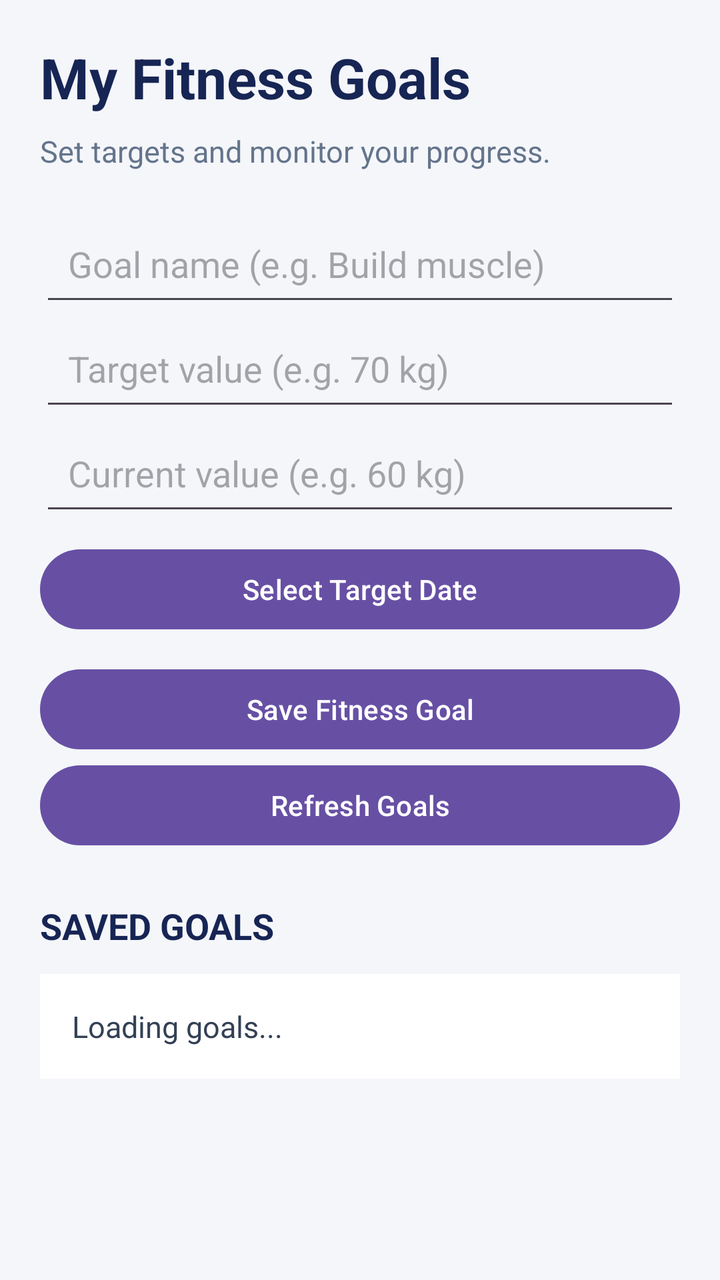
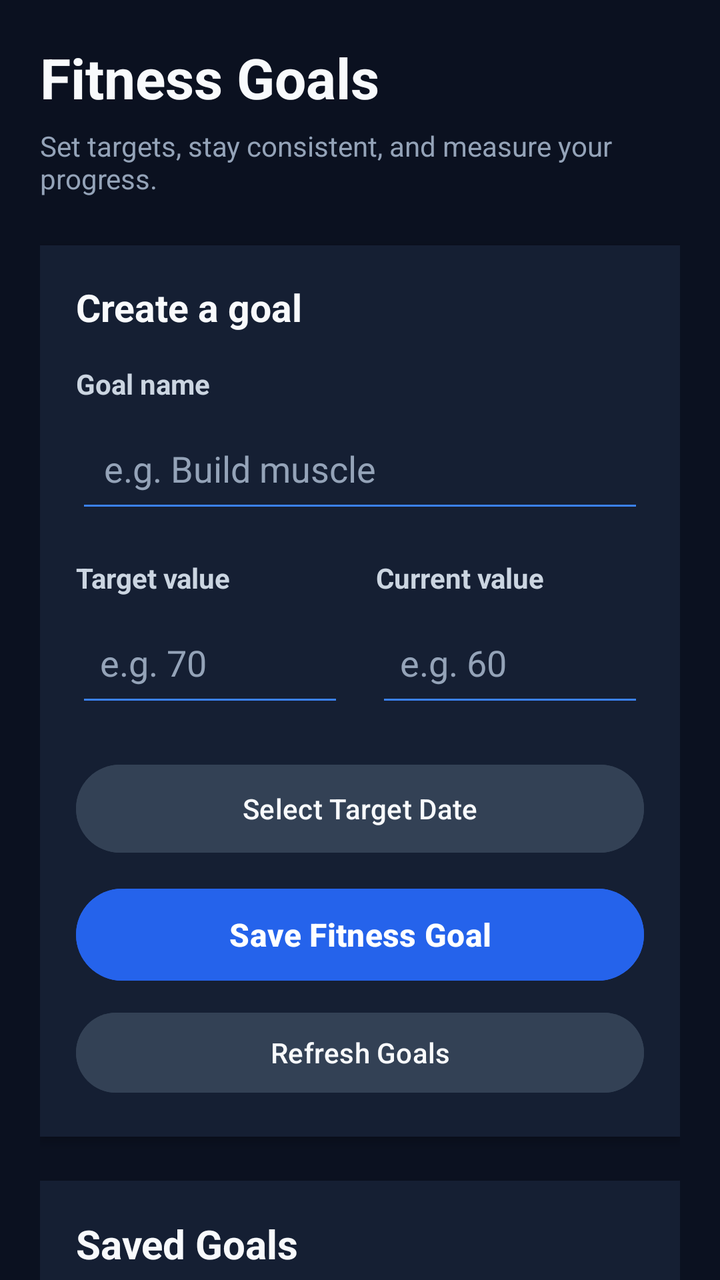

Screens rendered from an Android XML layout before and after an edit, with the pre-edit source and the edit as a unified diff.
<!-- AndroidManifest.xml: application theme Theme.GymTrackerPro -->
<!-- res/layout/activity_goals.xml -->
<?xml version="1.0" encoding="utf-8"?>
<ScrollView xmlns:android="http://schemas.android.com/apk/res/android"
    android:layout_width="match_parent"
    android:layout_height="match_parent"
    android:background="#F4F6FA"
    android:fillViewport="true">

    <LinearLayout
        android:layout_width="match_parent"
        android:layout_height="wrap_content"
        android:orientation="vertical"
        android:padding="20dp">

        <TextView
            android:layout_width="match_parent"
            android:layout_height="wrap_content"
            android:text="My Fitness Goals"
            android:textColor="#172554"
            android:textSize="28sp"
            android:textStyle="bold" />

        <TextView
            android:layout_width="match_parent"
            android:layout_height="wrap_content"
            android:layout_marginTop="8dp"
            android:layout_marginBottom="20dp"
            android:text="Set targets and monitor your progress."
            android:textColor="#64748B"
            android:textSize="15sp" />

        <EditText
            android:id="@+id/editGoalType"
            android:layout_width="match_parent"
            android:layout_height="wrap_content"
            android:hint="Goal name (e.g. Build muscle)"
            android:inputType="textCapSentences"
            android:padding="14dp" />

        <EditText
            android:id="@+id/editTargetValue"
            android:layout_width="match_parent"
            android:layout_height="wrap_content"
            android:hint="Target value (e.g. 70 kg)"
            android:inputType="numberDecimal"
            android:padding="14dp" />

        <EditText
            android:id="@+id/editCurrentValue"
            android:layout_width="match_parent"
            android:layout_height="wrap_content"
            android:hint="Current value (e.g. 60 kg)"
            android:inputType="numberDecimal"
            android:padding="14dp" />


        <Button
            android:id="@+id/buttonSelectDate"
            android:layout_width="match_parent"
            android:layout_height="wrap_content"
            android:layout_marginTop="8dp"
            android:text="Select Target Date" />


        <Button
            android:id="@+id/buttonSaveGoal"
            android:layout_width="match_parent"
            android:layout_height="wrap_content"
            android:layout_marginTop="12dp"
            android:text="Save Fitness Goal" />

        <Button
            android:id="@+id/buttonRefreshGoals"
            android:layout_width="match_parent"
            android:layout_height="wrap_content"
            android:text="Refresh Goals" />

        <TextView
            android:layout_width="match_parent"
            android:layout_height="wrap_content"
            android:layout_marginTop="24dp"
            android:text="SAVED GOALS"
            android:textColor="#172554"
            android:textSize="18sp"
            android:textStyle="bold" />

        <TextView
            android:id="@+id/textGoalsList"
            android:layout_width="match_parent"
            android:layout_height="wrap_content"
            android:layout_marginTop="12dp"
            android:background="#FFFFFF"
            android:padding="16dp"
            android:text="Loading goals..."
            android:textColor="#334155"
            android:textSize="15sp" />

    </LinearLayout>
</ScrollView>
<!-- resources referenced by this layout -->
<resources>
  <style name="Theme.GymTrackerPro" parent="Base.Theme.GymTrackerPro" />
  <style name="Base.Theme.GymTrackerPro" parent="Theme.Material3.DayNight.NoActionBar">
          
          
      </style>
</resources>

<!-- the commit's change to res/layout/activity_goals.xml (unified diff, before → after) -->
@@ -2,8 +2,9 @@
 <ScrollView xmlns:android="http://schemas.android.com/apk/res/android"
     android:layout_width="match_parent"
     android:layout_height="match_parent"
-    android:background="#F4F6FA"
-    android:fillViewport="true">
+    android:background="#0B1120"
+    android:fillViewport="true"
+    android:scrollbars="none">
 
     <LinearLayout
         android:layout_width="match_parent"
@@ -11,88 +12,210 @@
         android:orientation="vertical"
         android:padding="20dp">
 
+        
         <TextView
             android:layout_width="match_parent"
             android:layout_height="wrap_content"
-            android:text="My Fitness Goals"
-            android:textColor="#172554"
+            android:text="Fitness Goals"
+            android:textColor="#F8FAFC"
             android:textSize="28sp"
             android:textStyle="bold" />
 
         <TextView
             android:layout_width="match_parent"
             android:layout_height="wrap_content"
-            android:layout_marginTop="8dp"
-            android:layout_marginBottom="20dp"
-            android:text="Set targets and monitor your progress."
-            android:textColor="#64748B"
-            android:textSize="15sp" />
-
-        <EditText
-            android:id="@+id/editGoalType"
-            android:layout_width="match_parent"
-            android:layout_height="wrap_content"
-            android:hint="Goal name (e.g. Build muscle)"
-            android:inputType="textCapSentences"
-            android:padding="14dp" />
-
-        <EditText
-            android:id="@+id/editTargetValue"
-            android:layout_width="match_parent"
-            android:layout_height="wrap_content"
-            android:hint="Target value (e.g. 70 kg)"
-            android:inputType="numberDecimal"
-            android:padding="14dp" />
-
-        <EditText
-            android:id="@+id/editCurrentValue"
-            android:layout_width="match_parent"
-            android:layout_height="wrap_content"
-            android:hint="Current value (e.g. 60 kg)"
-            android:inputType="numberDecimal"
-            android:padding="14dp" />
-
-
-        <Button
-            android:id="@+id/buttonSelectDate"
-            android:layout_width="match_parent"
-            android:layout_height="wrap_content"
-            android:layout_marginTop="8dp"
-            android:text="Select Target Date" />
-
-
-        <Button
-            android:id="@+id/buttonSaveGoal"
-            android:layout_width="match_parent"
-            android:layout_height="wrap_content"
-            android:layout_marginTop="12dp"
-            android:text="Save Fitness Goal" />
-
-        <Button
-            android:id="@+id/buttonRefreshGoals"
-            android:layout_width="match_parent"
-            android:layout_height="wrap_content"
-            android:text="Refresh Goals" />
-
-        <TextView
-            android:layout_width="match_parent"
-            android:layout_height="wrap_content"
-            android:layout_marginTop="24dp"
-            android:text="SAVED GOALS"
-            android:textColor="#172554"
-            android:textSize="18sp"
-            android:textStyle="bold" />
-
-        <TextView
-            android:id="@+id/textGoalsList"
-            android:layout_width="match_parent"
-            android:layout_height="wrap_content"
-            android:layout_marginTop="12dp"
-            android:background="#FFFFFF"
-            android:padding="16dp"
-            android:text="Loading goals..."
-            android:textColor="#334155"
-            android:textSize="15sp" />
+            android:layout_marginTop="6dp"
+            android:layout_marginBottom="24dp"
+            android:text="Set targets, stay consistent, and measure your progress."
+            android:textColor="#94A3B8"
+            android:textSize="14sp" />
+
+        
+        <LinearLayout
+            android:layout_width="match_parent"
+            android:layout_height="wrap_content"
+            android:orientation="vertical"
+            android:padding="18dp"
+            android:background="#151F33"
+            android:elevation="3dp">
+
+            <TextView
+                android:layout_width="match_parent"
+                android:layout_height="wrap_content"
+                android:text="Create a goal"
+                android:textColor="#F8FAFC"
+                android:textSize="19sp"
+                android:textStyle="bold"
+                android:layout_marginBottom="16dp" />
+
+            <TextView
+                android:layout_width="match_parent"
+                android:layout_height="wrap_content"
+                android:text="Goal name"
+                android:textColor="#CBD5E1"
+                android:textStyle="bold"
+                android:textSize="14sp"
+                android:layout_marginBottom="6dp" />
+
+            <EditText
+                android:id="@+id/editGoalType"
+                android:layout_width="match_parent"
+                android:layout_height="54dp"
+                android:hint="e.g. Build muscle"
+                android:inputType="textCapSentences"
+                android:singleLine="true"
+                android:padding="14dp"
+                android:backgroundTint="#3B82F6"
+                android:textColor="#F8FAFC"
+                android:textColorHint="#94A3B8" />
+
+            
+            <LinearLayout
+                android:layout_width="match_parent"
+                android:layout_height="wrap_content"
+                android:orientation="horizontal"
+                android:layout_marginTop="18dp"
+                android:weightSum="2">
+
+                <LinearLayout
+                    android:layout_width="0dp"
+                    android:layout_height="wrap_content"
+                    android:layout_weight="1"
+                    android:orientation="vertical"
+                    android:paddingEnd="8dp">
+
+                    <TextView
+                        android:layout_width="match_parent"
+                        android:layout_height="wrap_content"
+                        android:text="Target value"
+                        android:textColor="#CBD5E1"
+                        android:textStyle="bold"
+                        android:textSize="14sp"
+                        android:layout_marginBottom="6dp" />
+
+                    <EditText
+                        android:id="@+id/editTargetValue"
+                        android:layout_width="match_parent"
+                        android:layout_height="54dp"
+                        android:hint="e.g. 70"
+                        android:inputType="numberDecimal"
+                        android:singleLine="true"
+                        android:padding="12dp"
+                        android:backgroundTint="#3B82F6"
+                        android:textColor="#F8FAFC"
+                        android:textColorHint="#94A3B8" />
+
+                </LinearLayout>
+
+                <LinearLayout
+                    android:layout_width="0dp"
+                    android:layout_height="wrap_content"
+                    android:layout_weight="1"
+                    android:orientation="vertical"
+                    android:paddingStart="8dp">
+
+                    <TextView
+                        android:layout_width="match_parent"
+                        android:layout_height="wrap_content"
+                        android:text="Current value"
+                        android:textColor="#CBD5E1"
+                        android:textStyle="bold"
+                        android:textSize="14sp"
+                        android:layout_marginBottom="6dp" />
+
+                    <EditText
+                        android:id="@+id/editCurrentValue"
+                        android:layout_width="match_parent"
+                        android:layout_height="54dp"
+                        android:hint="e.g. 60"
+                        android:inputType="numberDecimal"
+                        android:singleLine="true"
+                        android:padding="12dp"
+                        android:backgroundTint="#3B82F6"
+                        android:textColor="#F8FAFC"
+                        android:textColorHint="#94A3B8" />
+
+                </LinearLayout>
+
+            </LinearLayout>
+
+            
+            <Button
+                android:id="@+id/buttonSelectDate"
+                android:layout_width="match_parent"
+                android:layout_height="52dp"
+                android:layout_marginTop="20dp"
+                android:text="Select Target Date"
+                android:textAllCaps="false"
+                android:textColor="#F8FAFC"
+                android:backgroundTint="#334155" />
+
+            
+            <Button
+                android:id="@+id/buttonSaveGoal"
+                android:layout_width="match_parent"
+                android:layout_height="54dp"
+                android:layout_marginTop="10dp"
+                android:text="Save Fitness Goal"
+                android:textAllCaps="false"
+                android:textColor="#FFFFFF"
+                android:textSize="16sp"
+                android:textStyle="bold"
+                android:backgroundTint="#2563EB" />
+
+            <Button
+                android:id="@+id/buttonRefreshGoals"
+                android:layout_width="match_parent"
+                android:layout_height="48dp"
+                android:layout_marginTop="8dp"
+                android:text="Refresh Goals"
+                android:textAllCaps="false"
+                android:textColor="#F8FAFC"
+                android:backgroundTint="#334155" />
+
+        </LinearLayout>
+
+        
+        <LinearLayout
+            android:layout_width="match_parent"
+            android:layout_height="wrap_content"
+            android:layout_marginTop="22dp"
+            android:orientation="vertical"
+            android:padding="18dp"
+            android:background="#151F33"
+            android:elevation="3dp">
+
+            <TextView
+                android:layout_width="match_parent"
+                android:layout_height="wrap_content"
+                android:text="Saved Goals"
+                android:textColor="#F8FAFC"
+                android:textSize="20sp"
+                android:textStyle="bold" />
+
+            <TextView
+                android:layout_width="match_parent"
+                android:layout_height="wrap_content"
+                android:layout_marginTop="6dp"
+                android:layout_marginBottom="14dp"
+                android:text="Your targets and progress"
+                android:textColor="#94A3B8"
+                android:textSize="13sp" />
+
+            <TextView
+                android:id="@+id/textGoalsList"
+                android:layout_width="match_parent"
+                android:layout_height="wrap_content"
+                android:minHeight="70dp"
+                android:background="#0F172A"
+                android:padding="16dp"
+                android:text="Loading goals..."
+                android:textColor="#CBD5E1"
+                android:textSize="15sp"
+                android:lineSpacingExtra="6dp" />
+
+        </LinearLayout>
 
     </LinearLayout>
+
 </ScrollView>
